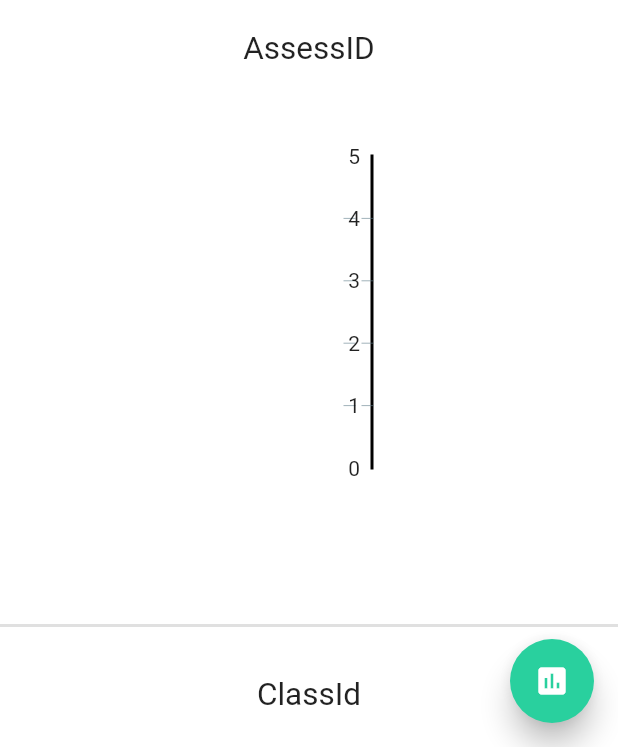
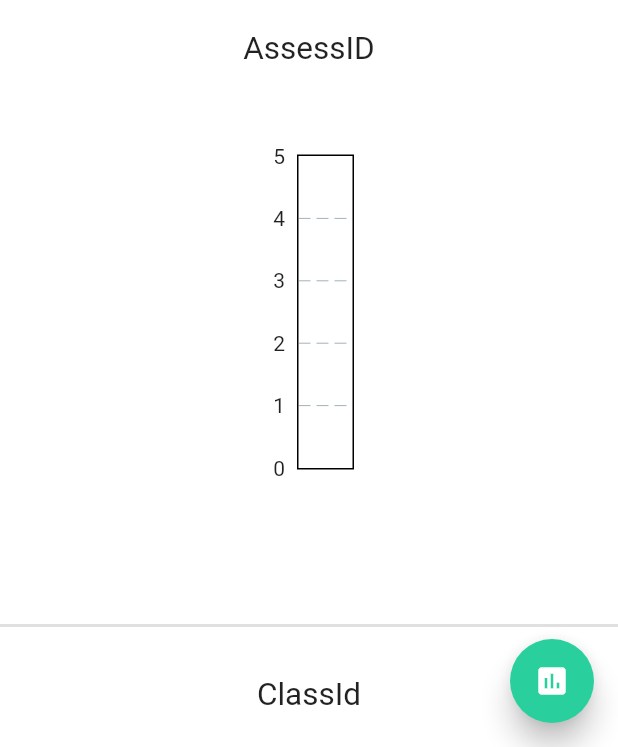
Before and after one commit to n1ghtbyte/Assessments-App, a Flutter app: the AstaGraphs screen opened directly with empty values, on a phone screen of 412 x 824 dp, the part 489-1236 px from its top. Run offline on Flutter 3.47's test engine with Material 2 defaults, Android fonts, the phone set to English and light mode, and no system bars; drawn by our look-alikes of fl_chart, flutter_speed_dial; our stand-ins replace cloud_firestore, firebase_auth, firebase_core, firebase_crashlytics, loader_overlay, readmore; accounts and stored records are empty.

Commit message:
fix: HUGE read desc. Fixed condition to add competences to the data object. Also refactored the initial size of each graph.

```diff
--- a/lib/pages/Teacher/Classes/AstaGraphs.dart
+++ b/lib/pages/Teacher/Classes/AstaGraphs.dart
@@ -230,7 +230,6 @@ class _AstaGraphsState extends State<AstaGraphs> {
 
         print(widget.passedCompetences);
 
-        var flagCurr0 = true;
         double fakeIndex = 0;
         for (var ini in widget.passedCompetences.keys) {
           _bigData[ini] = [];
@@ -240,9 +239,12 @@ class _AstaGraphsState extends State<AstaGraphs> {
           var foo = _doc.data()! as Map<dynamic, dynamic>;
           print("HAKI");
           List<double> helper = [];
+          // for each competence in a given assessment
+
           for (var comp in foo['Competences'].keys) {
-            getColourFromComp(comp);
-            // for each competence in a given assessment
+            // getColourFromComp(comp);
+            // for each indicator in a given competence
+
             for (var indicator in foo['Competences'][comp].keys) {
               print(foo['Competences'][comp][indicator]);
 
@@ -250,7 +252,7 @@ class _AstaGraphsState extends State<AstaGraphs> {
 
               print((foo['Created'] as Timestamp).toDate());
 
-              if (flagCurr0) {
+              if (_bigData[comp]!.isEmpty) {
                 _bigData[comp]?.add(DataItem(
                     index: _ind,
                     hash: indicatorToHash(indicator),
@@ -281,7 +283,6 @@ class _AstaGraphsState extends State<AstaGraphs> {
             helper = [];
           }
           fakeIndex++;
-          flagCurr0 = false;
         }
 
         inspect(_smallData);
@@ -494,10 +495,12 @@ class _AstaGraphsState extends State<AstaGraphs> {
                                   padding: EdgeInsets.only(
                                       left: 20, right: 20, top: 20, bottom: 20),
                                   height: 300,
-                                  width: (_bigData[_comp]!.length * 200) +
+                                  width: 100 +
+                                      (_bigData[_comp]!.length * 200) +
                                       _smallData[_comp]!.length * 15,
                                   child: BarChart(
                                     BarChartData(
+                                      baselineY: 0,
                                       titlesData: FlTitlesData(
                                         bottomTitles: AxisTitles(
                                             sideTitles: _bottomTitles),
@@ -526,6 +529,14 @@ class _AstaGraphsState extends State<AstaGraphs> {
                                                     ind < dataItem.y.length;
                                                     ind++)
                                                   BarChartRodData(
+                                                      borderRadius:
+                                                          BorderRadius.zero,
+                                                      backDrawRodData:
+                                                          BackgroundBarChartRodData(
+                                                        show: true,
+                                                        toY: 0.1,
+                                                        color: _leColours[ind],
+                                                      ),
                                                       toY: double.parse(
                                                           dataItem.y[ind]),
                                                       width: 15,
@@ -1009,7 +1020,8 @@ class _AstaGraphsState extends State<AstaGraphs> {
                                   padding: EdgeInsets.only(
                                       left: 20, right: 20, top: 55, bottom: 20),
                                   height: 300,
-                                  width: (_bigData[_comp]!.length * 200) +
+                                  width: 100 +
+                                      (_bigData[_comp]!.length * 200) +
                                       _smallData[_comp]!.length * 15,
                                   child: BarChart(
                                     BarChartData(
```
